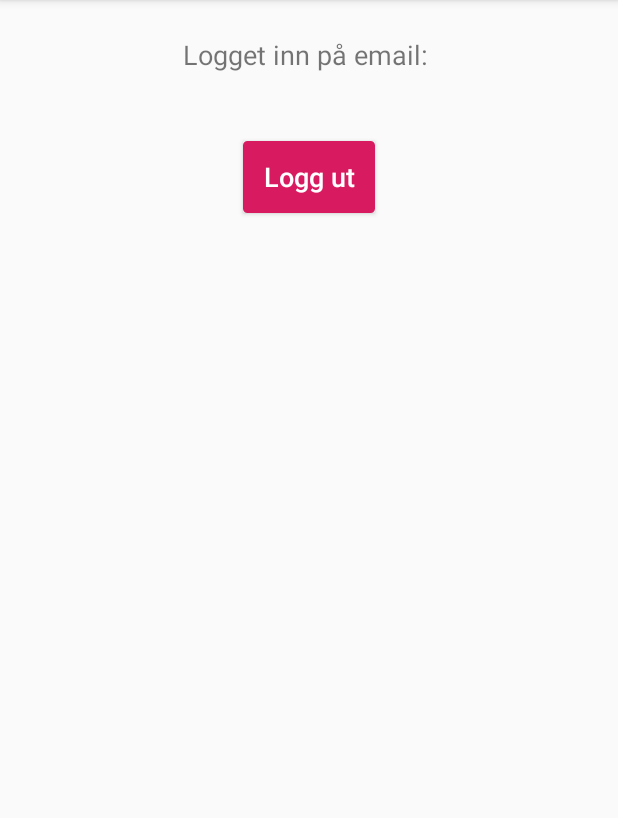
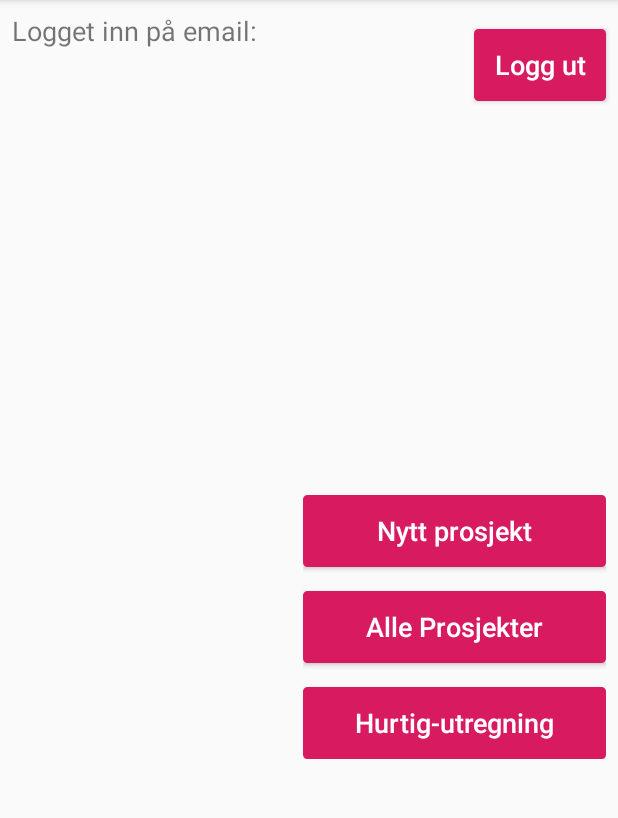
Before and after one commit to haakonhd/Stillashjelpen, an Android app: the screen it shows after launch once a user with an empty profile is signed in (MainActivity), after a tap on "Logg ut", on a phone screen of 412 x 824 dp, the part 84-902 px from its top. Run offline under Robolectric (Android 15) with nearby library versions, the phone set to English and light mode, and no system bars; our stand-ins replace Firebase (no records; nobody signed in at launch, a user with empty details on screens opened directly).

Commit message:
Added buttons and some handling on MainActivity

```diff
--- a/app/src/main/java/no/hiof/bo20_g28/stillashjelpen/MainActivity.java
+++ b/app/src/main/java/no/hiof/bo20_g28/stillashjelpen/MainActivity.java
@@ -1,6 +1,7 @@
 package no.hiof.bo20_g28.stillashjelpen;
 
 import androidx.annotation.NonNull;
+import androidx.appcompat.app.AlertDialog;
 import androidx.appcompat.app.AppCompatActivity;
 import androidx.recyclerview.widget.LinearLayoutManager;
 import androidx.recyclerview.widget.RecyclerView;
@@ -8,18 +9,27 @@ import no.hiof.bo20_g28.stillashjelpen.adapter.ProjectRecyclerViewAdapter;
 import no.hiof.bo20_g28.stillashjelpen.model.ControlScheme;
 import no.hiof.bo20_g28.stillashjelpen.model.Project;
 
+import android.app.ProgressDialog;
+import android.content.DialogInterface;
 import android.content.Intent;
 import android.os.Bundle;
+import android.text.InputType;
 import android.view.View;
+import android.widget.EditText;
 import android.widget.TextView;
 import android.widget.Toast;
 
+import com.google.android.gms.tasks.OnCompleteListener;
+import com.google.android.gms.tasks.Task;
+import com.google.firebase.auth.AuthResult;
 import com.google.firebase.auth.FirebaseAuth;
 import com.google.firebase.database.DataSnapshot;
 import com.google.firebase.database.DatabaseError;
 import com.google.firebase.database.DatabaseReference;
 import com.google.firebase.database.FirebaseDatabase;
 import com.google.firebase.database.ValueEventListener;
+
+import org.json.JSONException;
 
 import java.util.ArrayList;
 
@@ -34,6 +44,7 @@ public class MainActivity extends AppCompatActivity implements ProjectRecyclerVi
     private ProjectRecyclerViewAdapter projectRecyclerViewAdapter;
 
     private RecyclerView mainRecyclerView;
+    ProgressDialog progressDialog;
     private TextView testText;
 
     @Override
@@ -41,12 +52,12 @@ public class MainActivity extends AppCompatActivity implements ProjectRecyclerVi
         super.onCreate(savedInstanceState);
         setContentView(R.layout.activity_main);
 
-        firebaseAuth = FirebaseAuth.getInstance();
-        databaseReference = FirebaseDatabase.getInstance().getReference();
-        databaseProjects = FirebaseDatabase.getInstance().getReference("projects");
-
         testText = findViewById(R.id.testText);
         mainRecyclerView = findViewById(R.id.mainRecyclerView);
+        progressDialog = new ProgressDialog(this);
+
+        firebaseAuth = FirebaseAuth.getInstance();
+        databaseProjects = FirebaseDatabase.getInstance().getReference("projects");
 
         if (firebaseAuth.getCurrentUser() == null) {
             Intent i = new Intent(this, LoginActivity.class);
@@ -54,21 +65,24 @@ public class MainActivity extends AppCompatActivity implements ProjectRecyclerVi
         }
         else{
             testText.setText("Logget inn på email: \n" + firebaseAuth.getCurrentUser().getEmail());
-            testFirebaseDatabase();
         }
 
     }
 
-    private void testFirebaseDatabase() {
+    private void addNewProjectToDatabase(String name) {
+        progressDialog.setMessage("Lagrer nytt prosjekt...");
+        progressDialog.show();
+
         Project p = new Project();
         ControlScheme cs = new ControlScheme();
 
+        databaseReference = FirebaseDatabase.getInstance().getReference();
         DatabaseReference projectRef = databaseReference.child("projects").push();
 
         cs.setControlSchemeId(projectRef.getKey() + "-cs");
         p.setProjectId(projectRef.getKey());
         p.setUserId(firebaseAuth.getCurrentUser().getUid());
-        p.setProjectName("Møkkaløkka 21");
+        p.setProjectName(name);
         p.setControlScheme(cs);
 
         projectRef.setValue(p);
@@ -94,7 +108,9 @@ public class MainActivity extends AppCompatActivity implements ProjectRecyclerVi
         databaseProjects.addValueEventListener(new ValueEventListener() {
             @Override
             public void onDataChange(@NonNull DataSnapshot dataSnapshot) {
-                getProjectsFromDatabase(firebaseAuth.getCurrentUser().getUid(), dataSnapshot);
+                if (firebaseAuth.getCurrentUser() != null) {
+                    getProjectsFromDatabase(firebaseAuth.getCurrentUser().getUid(), dataSnapshot);
+                }
             }
 
             @Override
@@ -103,13 +119,6 @@ public class MainActivity extends AppCompatActivity implements ProjectRecyclerVi
             }
         });
     }
-
-    public void logOutButtonClicked(View view) {
-        FirebaseAuth.getInstance().signOut();
-        Intent i = new Intent(getApplicationContext(), MainActivity.class);
-        startActivity(i);
-    }
-
 
     private void fillRecyclerList() {
         RecyclerView recyclerView = findViewById(R.id.mainRecyclerView);
@@ -123,4 +132,56 @@ public class MainActivity extends AppCompatActivity implements ProjectRecyclerVi
     public void onItemClick(View view, int position) {
         Toast.makeText(this, "Du trykket " + projectRecyclerViewAdapter.getItem(position) + " på rad nummer " + position, Toast.LENGTH_SHORT).show();
     }
+
+
+    public void openNewProjectDialogbox(){
+
+        AlertDialog.Builder builder = new AlertDialog.Builder(this);
+        builder.setTitle("Nytt prosjekt");
+
+        // Set up the input
+        final EditText input = new EditText(this);
+        // Specify the type of input expected; this, for example, sets the input as a password, and will mask the text
+        input.setInputType(InputType.TYPE_CLASS_TEXT);
+        builder.setView(input);
+
+        // Set up the buttons
+        builder.setPositiveButton("Ok", new DialogInterface.OnClickListener() {
+            @Override
+            public void onClick(DialogInterface dialog, int which) {
+                addNewProjectToDatabase(input.getText().toString());
+            }
+        });
+        builder.setNegativeButton("Avbryt", new DialogInterface.OnClickListener() {
+            @Override
+            public void onClick(DialogInterface dialog, int which) {
+                dialog.cancel();
+            }
+        });
+
+        builder.show();
+    }
+
+
+    //------------------------Button Click Handling-------------------------------------------------
+
+
+    public void logOutButtonClicked(View view) {
+        FirebaseAuth.getInstance().signOut();
+        Intent i = new Intent(getApplicationContext(), MainActivity.class);
+        startActivity(i);
+    }
+
+    public void newProjectButtonClicked(View view) {
+        openNewProjectDialogbox();
+    }
+
+    public void allProjectsButtonClicked(View view) {
+        Toast.makeText(this, "Du trykket på 'Alle Prosjekter'-knappen", Toast.LENGTH_SHORT).show();
+
+    }
+
+    public void fastCalcButtonClicked(View view) {
+        Toast.makeText(this, "Du trykket på 'Hurtig-utregning'-knappen", Toast.LENGTH_SHORT).show();
+    }
 }
--- a/app/src/main/res/layout/activity_main.xml
+++ b/app/src/main/res/layout/activity_main.xml
@@ -10,12 +10,12 @@
         android:id="@+id/testText"
         android:layout_width="wrap_content"
         android:layout_height="wrap_content"
-        android:layout_marginTop="24dp"
+        android:layout_marginStart="8dp"
+        android:layout_marginTop="8dp"
         android:text="Hello World!"
         android:textAlignment="center"
         android:textSize="18sp"
-        app:layout_constraintLeft_toLeftOf="parent"
-        app:layout_constraintRight_toRightOf="parent"
+        app:layout_constraintStart_toStartOf="parent"
         app:layout_constraintTop_toTopOf="parent" />
 
     <Button
@@ -23,27 +23,86 @@
         android:layout_width="wrap_content"
         android:layout_height="wrap_content"
         android:layout_marginTop="24dp"
+        android:layout_marginEnd="8dp"
         android:background="@drawable/border_filled"
         android:onClick="logOutButtonClicked"
         android:text="Logg ut"
         android:textAllCaps="false"
         android:textColor="#FFFFFF"
         android:textSize="18sp"
-        app:layout_constraintEnd_toEndOf="@+id/testText"
-        app:layout_constraintStart_toStartOf="@+id/testText"
-        app:layout_constraintTop_toBottomOf="@+id/testText" />
+        app:layout_constraintBottom_toBottomOf="@+id/testText"
+        app:layout_constraintEnd_toEndOf="parent"
+        app:layout_constraintTop_toTopOf="@+id/testText" />
 
     <androidx.recyclerview.widget.RecyclerView
         android:id="@+id/mainRecyclerView"
         android:layout_width="0dp"
         android:layout_height="0dp"
-        android:layout_marginStart="24dp"
+        android:layout_marginStart="16dp"
         android:layout_marginTop="24dp"
-        android:layout_marginEnd="24dp"
+        android:layout_marginEnd="16dp"
         android:layout_marginBottom="24dp"
         app:layout_constraintBottom_toBottomOf="parent"
-        app:layout_constraintEnd_toEndOf="parent"
+        app:layout_constraintEnd_toStartOf="@+id/mainButtonContainer"
         app:layout_constraintStart_toStartOf="parent"
         app:layout_constraintTop_toBottomOf="@+id/logOutButton" />
 
+    <LinearLayout
+        android:id="@+id/mainButtonContainer"
+        android:layout_width="202dp"
+        android:layout_height="wrap_content"
+        android:layout_marginEnd="8dp"
+        android:orientation="vertical"
+        app:layout_constraintBottom_toBottomOf="parent"
+        app:layout_constraintEnd_toEndOf="parent"
+        app:layout_constraintTop_toBottomOf="@+id/logOutButton">
+
+        <Button
+            android:id="@+id/newProjectButton"
+            android:layout_width="match_parent"
+            android:layout_height="wrap_content"
+            android:background="@drawable/border_filled"
+            android:onClick="newProjectButtonClicked"
+            android:paddingStart="12dp"
+            android:paddingEnd="12dp"
+            android:text="Nytt prosjekt"
+            android:textAllCaps="false"
+            android:textColor="#FFFFFF"
+            android:textSize="18sp"
+            tools:layout_editor_absoluteX="250dp"
+            tools:layout_editor_absoluteY="71dp" />
+
+        <Button
+            android:id="@+id/allProjectsButton"
+            android:layout_width="match_parent"
+            android:layout_height="wrap_content"
+            android:layout_marginTop="16dp"
+            android:background="@drawable/border_filled"
+            android:onClick="allProjectsButtonClicked"
+            android:paddingStart="12dp"
+            android:paddingEnd="12dp"
+            android:text="Alle Prosjekter"
+            android:textAllCaps="false"
+            android:textColor="#FFFFFF"
+            android:textSize="18sp"
+            app:layout_constraintEnd_toEndOf="@+id/newProjectButton"
+            app:layout_constraintTop_toBottomOf="@+id/newProjectButton" />
+
+        <Button
+            android:id="@+id/fastCalcButton"
+            android:layout_width="match_parent"
+            android:layout_height="wrap_content"
+            android:layout_marginTop="16dp"
+            android:background="@drawable/border_filled"
+            android:onClick="fastCalcButtonClicked"
+            android:paddingStart="12dp"
+            android:paddingEnd="12dp"
+            android:text="Hurtig-utregning"
+            android:textAllCaps="false"
+            android:textColor="#FFFFFF"
+            android:textSize="18sp"
+            app:layout_constraintEnd_toEndOf="@+id/allProjectsButton"
+            app:layout_constraintTop_toBottomOf="@+id/allProjectsButton" />
+    </LinearLayout>
+
 </androidx.constraintlayout.widget.ConstraintLayout>
```
Also changed, not shown: app/src/main/java/no/hiof/bo20_g28/stillashjelpen/model/ScaffoldingSystem.java (added, +47 -0 lines), app/src/main/res/layout/project_item.xml (+15 -5 lines).
